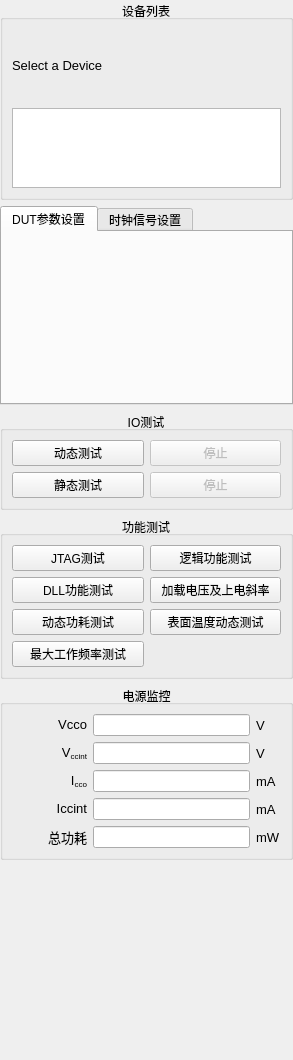
The window that xqv300/soft/zebra-scope/ControlPanel.ui (Quenii/ADCEVM) describes before a commit, drawn with Qt 5.
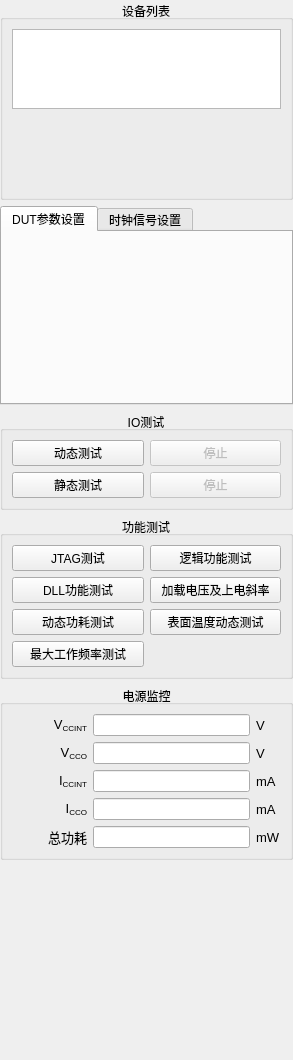
The same window after the commit. Custom widgets are drawn as their Qt base class.

What changed in the file:
```diff
--- a/xqv300/soft/zebra-scope/ControlPanel.ui
+++ b/xqv300/soft/zebra-scope/ControlPanel.ui
@@ -26,36 +26,6 @@
       <set>Qt::AlignCenter</set>
      </property>
      <layout class="QVBoxLayout" name="verticalLayout">
-      <item>
-       <layout class="QHBoxLayout" name="horizontalLayout">
-        <item>
-         <widget class="QLabel" name="labl">
-          <property name="font">
-           <font>
-            <family>Arial</family>
-            <pointsize>10</pointsize>
-           </font>
-          </property>
-          <property name="text">
-           <string>Select a Device</string>
-          </property>
-         </widget>
-        </item>
-        <item>
-         <spacer name="horizontalSpacer">
-          <property name="orientation">
-           <enum>Qt::Horizontal</enum>
-          </property>
-          <property name="sizeHint" stdset="0">
-           <size>
-            <width>40</width>
-            <height>20</height>
-           </size>
-          </property>
-         </spacer>
-        </item>
-       </layout>
-      </item>
       <item>
        <widget class="QTreeView" name="devicesView">
         <property name="sizePolicy">
@@ -78,6 +48,19 @@
         </property>
        </widget>
       </item>
+      <item>
+       <spacer name="verticalSpacer_2">
+        <property name="orientation">
+         <enum>Qt::Vertical</enum>
+        </property>
+        <property name="sizeHint" stdset="0">
+         <size>
+          <width>20</width>
+          <height>40</height>
+         </size>
+        </property>
+       </spacer>
+      </item>
      </layout>
     </widget>
    </item>
@@ -326,7 +309,7 @@
 &lt;html&gt;&lt;head&gt;&lt;meta name=&quot;qrichtext&quot; content=&quot;1&quot; /&gt;&lt;style type=&quot;text/css&quot;&gt;
 p, li { white-space: pre-wrap; }
 &lt;/style&gt;&lt;/head&gt;&lt;body style=&quot; font-family:'Arial'; font-size:10pt; font-weight:400; font-style:normal;&quot;&gt;
-&lt;p style=&quot; margin-top:0px; margin-bottom:0px; margin-left:0px; margin-right:0px; -qt-block-indent:0; text-indent:0px;&quot;&gt;Vcco&lt;/p&gt;&lt;/body&gt;&lt;/html&gt;</string>
+&lt;p style=&quot; margin-top:0px; margin-bottom:0px; margin-left:0px; margin-right:0px; -qt-block-indent:0; text-indent:0px;&quot;&gt;V&lt;span style=&quot; vertical-align:sub;&quot;&gt;CCINT&lt;/span&gt;&lt;/p&gt;&lt;/body&gt;&lt;/html&gt;</string>
           </property>
           <property name="alignment">
            <set>Qt::AlignRight|Qt::AlignTrailing|Qt::AlignVCenter</set>
@@ -359,7 +342,7 @@
 &lt;html&gt;&lt;head&gt;&lt;meta name=&quot;qrichtext&quot; content=&quot;1&quot; /&gt;&lt;style type=&quot;text/css&quot;&gt;
 p, li { white-space: pre-wrap; }
 &lt;/style&gt;&lt;/head&gt;&lt;body style=&quot; font-family:'Arial'; font-size:10pt; font-weight:400; font-style:normal;&quot;&gt;
-&lt;p style=&quot; margin-top:0px; margin-bottom:0px; margin-left:0px; margin-right:0px; -qt-block-indent:0; text-indent:0px;&quot;&gt;V&lt;span style=&quot; vertical-align:sub;&quot;&gt;ccint&lt;/span&gt;&lt;/p&gt;&lt;/body&gt;&lt;/html&gt;</string>
+&lt;p style=&quot; margin-top:0px; margin-bottom:0px; margin-left:0px; margin-right:0px; -qt-block-indent:0; text-indent:0px;&quot;&gt;V&lt;span style=&quot; vertical-align:sub;&quot;&gt;CCO&lt;/span&gt;&lt;/p&gt;&lt;/body&gt;&lt;/html&gt;</string>
           </property>
           <property name="alignment">
            <set>Qt::AlignRight|Qt::AlignTrailing|Qt::AlignVCenter</set>
@@ -379,7 +362,7 @@
 &lt;html&gt;&lt;head&gt;&lt;meta name=&quot;qrichtext&quot; content=&quot;1&quot; /&gt;&lt;style type=&quot;text/css&quot;&gt;
 p, li { white-space: pre-wrap; }
 &lt;/style&gt;&lt;/head&gt;&lt;body style=&quot; font-family:'Arial'; font-size:10pt; font-weight:400; font-style:normal;&quot;&gt;
-&lt;p style=&quot; margin-top:0px; margin-bottom:0px; margin-left:0px; margin-right:0px; -qt-block-indent:0; text-indent:0px;&quot;&gt;I&lt;span style=&quot; vertical-align:sub;&quot;&gt;cco&lt;/span&gt;&lt;/p&gt;&lt;/body&gt;&lt;/html&gt;</string>
+&lt;p style=&quot; margin-top:0px; margin-bottom:0px; margin-left:0px; margin-right:0px; -qt-block-indent:0; text-indent:0px;&quot;&gt;I&lt;span style=&quot; vertical-align:sub;&quot;&gt;CCINT&lt;/span&gt;&lt;/p&gt;&lt;/body&gt;&lt;/html&gt;</string>
           </property>
           <property name="alignment">
            <set>Qt::AlignRight|Qt::AlignTrailing|Qt::AlignVCenter</set>
@@ -496,7 +479,7 @@
 &lt;html&gt;&lt;head&gt;&lt;meta name=&quot;qrichtext&quot; content=&quot;1&quot; /&gt;&lt;style type=&quot;text/css&quot;&gt;
 p, li { white-space: pre-wrap; }
 &lt;/style&gt;&lt;/head&gt;&lt;body style=&quot; font-family:'Arial'; font-size:10pt; font-weight:400; font-style:normal;&quot;&gt;
-&lt;p style=&quot; margin-top:0px; margin-bottom:0px; margin-left:0px; margin-right:0px; -qt-block-indent:0; text-indent:0px;&quot;&gt;Iccint&lt;/p&gt;&lt;/body&gt;&lt;/html&gt;</string>
+&lt;p style=&quot; margin-top:0px; margin-bottom:0px; margin-left:0px; margin-right:0px; -qt-block-indent:0; text-indent:0px;&quot;&gt;I&lt;span style=&quot; vertical-align:sub;&quot;&gt;CCO&lt;/span&gt;&lt;/p&gt;&lt;/body&gt;&lt;/html&gt;</string>
           </property>
           <property name="alignment">
            <set>Qt::AlignRight|Qt::AlignTrailing|Qt::AlignVCenter</set>
```
